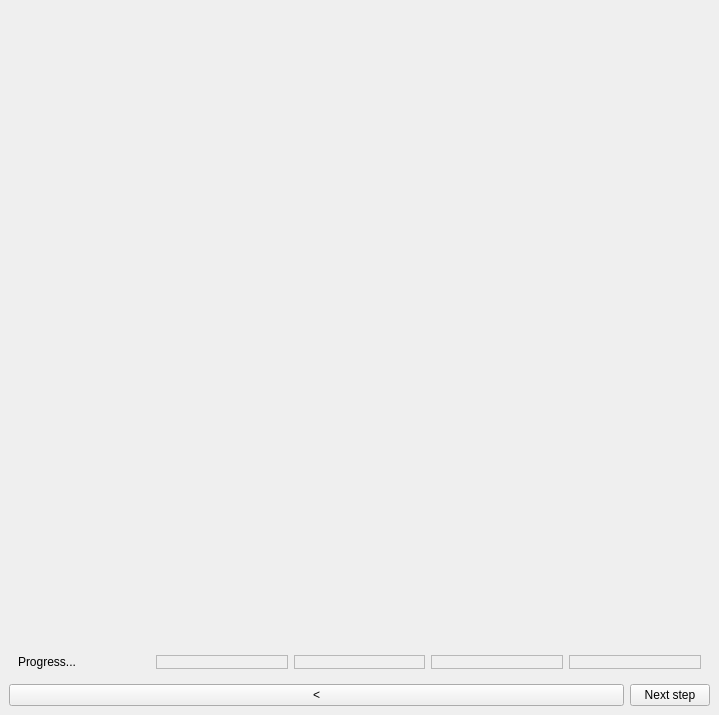
Old version of the form main_window.ui in the repository medusabci/medusa-analyzer.
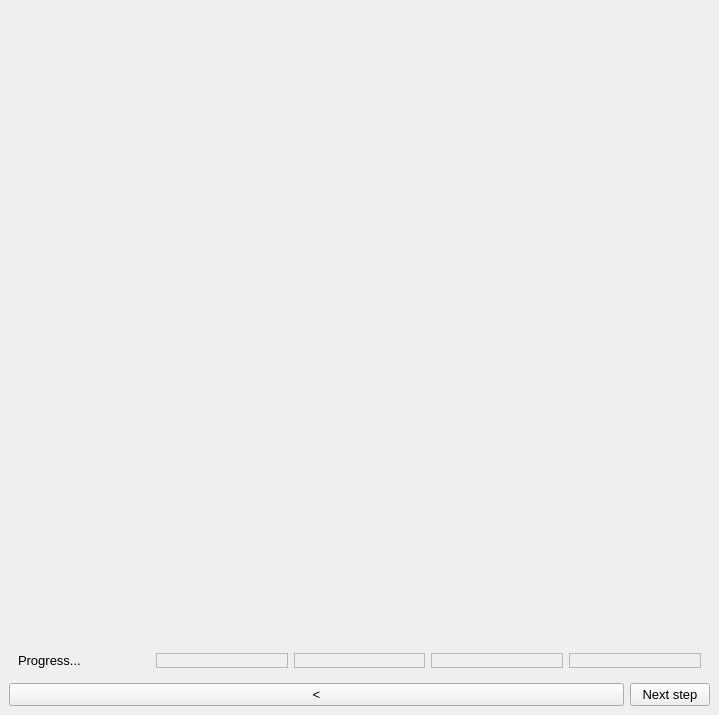
New version of the form.

Commit message: Included BrowseTexts with explanations in all widgets. Changed font size.

What changed in the file:
```diff
--- a/main_window.ui
+++ b/main_window.ui
@@ -10,6 +10,11 @@
     <height>715</height>
    </rect>
   </property>
+  <property name="font">
+   <font>
+    <pointsize>10</pointsize>
+   </font>
+  </property>
   <property name="windowTitle">
    <string>MainWindow</string>
   </property>
```
Left out of the diff: 22 changed lines with no effect on the pictures. The commit also changes 9 other files.
